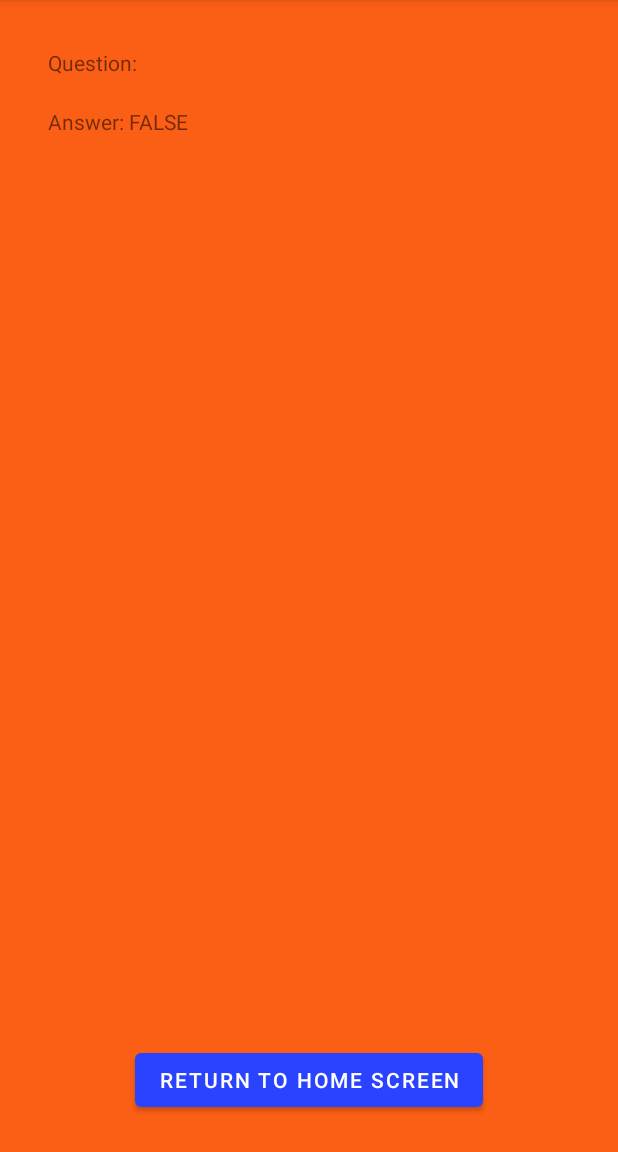
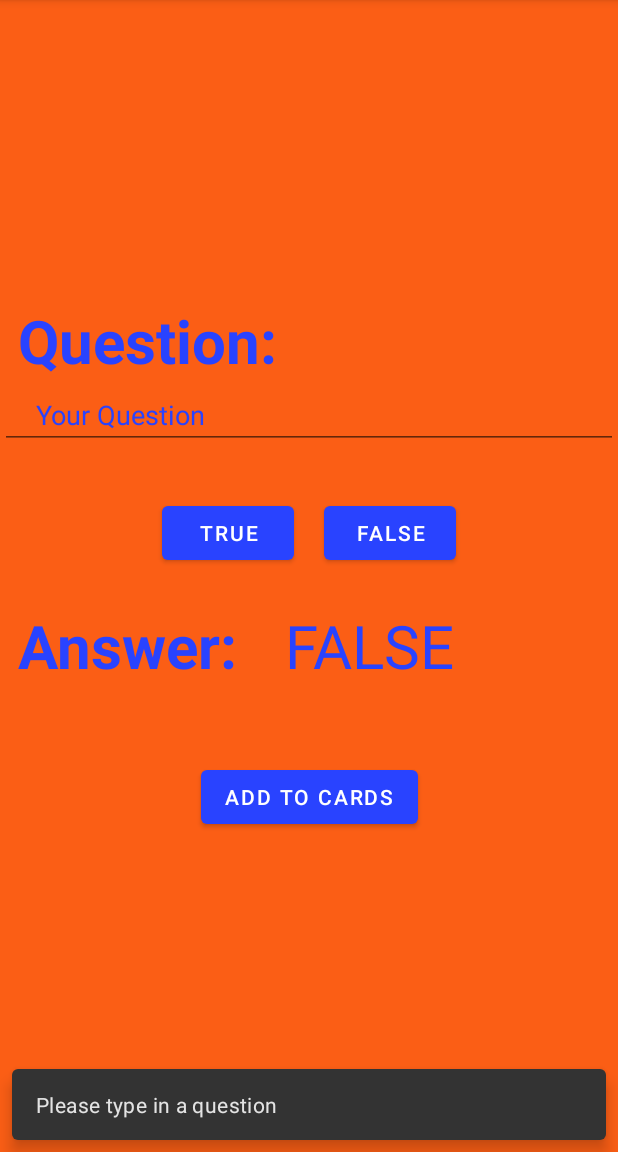
Before and after one commit to LordTepig/FlashCardApp, an Android app: the CreateTrueFalseFragment screen opened through its navigation route, after a tap on "ADD TO CARDS", on a phone screen of 412 x 824 dp, the part 84-1236 px from its top. Run offline under Robolectric (Android 15) with nearby library versions, the phone set to English and light mode, and no system bars; 2 other taps on this screen came first.

Commit message:
up to date progess 5/24/22

```diff
--- a/app/build.gradle
+++ b/app/build.gradle
@@ -37,6 +37,7 @@ android {
 }
 
 dependencies {
+    implementation 'androidx.lifecycle:lifecycle-livedata-ktx:2.3.0'
     implementation "androidx.recyclerview:recyclerview:1.2.1"
     implementation 'androidx.lifecycle:lifecycle-viewmodel-ktx:2.4.1'
     implementation 'androidx.fragment:fragment-ktx:1.4.1'
--- a/app/src/main/java/com/example/flashcardapp/CreateTrueFalseFragment.kt
+++ b/app/src/main/java/com/example/flashcardapp/CreateTrueFalseFragment.kt
@@ -5,15 +5,19 @@ import androidx.fragment.app.Fragment
 import android.view.LayoutInflater
 import android.view.View
 import android.view.ViewGroup
+import androidx.fragment.app.activityViewModels
+import androidx.lifecycle.Observer
 import androidx.navigation.findNavController
 import com.example.flashcardapp.databinding.FragmentCreateFlashCardBinding
 import com.example.flashcardapp.databinding.FragmentCreateMultipleChoiceBinding
 import com.example.flashcardapp.databinding.FragmentCreateTrueFalseBinding
+import com.google.android.material.snackbar.Snackbar
 
 
 class CreateTrueFalseFragment : Fragment() {
     private var _binding: FragmentCreateTrueFalseBinding? = null
     private val binding get() = _binding!!
+    private val viewModel: QuestionViewModel by activityViewModels()
 
 
     override fun onCreateView(
@@ -22,20 +26,30 @@ class CreateTrueFalseFragment : Fragment() {
     ): View? {
         _binding = FragmentCreateTrueFalseBinding.inflate(inflater, container, false)
         val rootView = binding.root
+        binding.currentTrueFalseAnswerTextView.text = ""
+        val answerObserver = Observer<String> { newAnswer->
+            binding.currentTrueFalseAnswerTextView.text = newAnswer.toString()
+        }
+        viewModel.answer.observe(viewLifecycleOwner, answerObserver)
 
-        lateinit var answer:String
         binding.trueAnswerButton.setOnClickListener {
-            binding.currentTrueFalseAnswerTextView.text = "true"
-            answer = "TRUE"
+            viewModel.answer.setValue("TRUE")
         }
         binding.falseAnswerButton.setOnClickListener {
-            binding.currentTrueFalseAnswerTextView.text = "false"
-            answer = "FALSE"
+            viewModel.answer.setValue("FALSE")
         }
         binding.addTrueFalseCardButton.setOnClickListener {
-            val question = binding.trueFalseQuestionEditText.text.toString()
-            val action = CreateTrueFalseFragmentDirections.actionCreateTrueFalseFragmentToStudyCardsFragment(question, answer)
-            rootView.findNavController().navigate(action)
+            if(binding.trueFalseQuestionEditText.text.toString() == "") {
+                Snackbar.make(binding.myCoordinatorLayout,R.string.no_question, Snackbar.LENGTH_LONG).show()
+            }
+            else if (binding.currentTrueFalseAnswerTextView.text.toString() == ""){
+                Snackbar.make(binding.myCoordinatorLayout, R.string.no_true_false_answer, Snackbar.LENGTH_LONG).show()
+            }
+            else {
+                val question = binding.trueFalseQuestionEditText.text.toString()
+                val action = CreateTrueFalseFragmentDirections.actionCreateTrueFalseFragmentToStudyCardsFragment(question, viewModel.answer.value.toString())
+                rootView.findNavController().navigate(action)
+            }
         }
         return rootView
     }
--- a/app/src/main/java/com/example/flashcardapp/QuestionViewModel.kt
+++ b/app/src/main/java/com/example/flashcardapp/QuestionViewModel.kt
@@ -1,14 +1,25 @@
 package com.example.flashcardapp
 
+import androidx.lifecycle.LiveData
+import androidx.lifecycle.MutableLiveData
 import androidx.lifecycle.ViewModel
 
 class QuestionViewModel: ViewModel() {
     private var _questions = mutableListOf<Question>()
     val questions: MutableList<Question>
         get() = _questions
+//    private var _answer = MutableLiveData("")
+//    val answer: LiveData<String>
+//        get() = _answer
+    val answer: MutableLiveData<String> by lazy {
+        MutableLiveData<String>()
+}
 
     fun addQuestion(question: Question){
         _questions.add(question)
     }
 
+
+
+
 }
--- a/app/src/main/java/com/example/flashcardapp/StudyCardsFragment.kt
+++ b/app/src/main/java/com/example/flashcardapp/StudyCardsFragment.kt
@@ -24,8 +24,10 @@ class StudyCardsFragment : Fragment() {
         val rootView = binding.root
 
         val args = StudyCardsFragmentArgs.fromBundle(requireArguments())
-        val ques = Question(args.questionArg, args.answerArg)
-        viewModel.addQuestion(ques) //adds the question and answer passed through navigation to the mutable list
+        if((args.questionArg != "") && (args.answerArg != "")){ //checks that there is not a blank question or answer
+            val ques = Question(args.questionArg, args.answerArg)
+            viewModel.addQuestion(ques)   //adds the question and answer passed through navigation to the mutable list
+        }
 
         val adapter = QuestionAdapter(viewModel.questions)
         binding.recyclerView.adapter = adapter
--- a/app/src/main/res/layout/fragment_create_true_false.xml
+++ b/app/src/main/res/layout/fragment_create_true_false.xml
@@ -1,5 +1,12 @@
 <?xml version="1.0" encoding="utf-8"?>
-<androidx.constraintlayout.widget.ConstraintLayout xmlns:android="http://schemas.android.com/apk/res/android"
+<androidx.coordinatorlayout.widget.CoordinatorLayout xmlns:tools="http://schemas.android.com/tools"
+    android:id="@+id/myCoordinatorLayout"
+    xmlns:android="http://schemas.android.com/apk/res/android"
+    xmlns:app="http://schemas.android.com/apk/res-auto"
+    android:layout_width="match_parent"
+    android:layout_height="match_parent">
+
+    <androidx.constraintlayout.widget.ConstraintLayout xmlns:android="http://schemas.android.com/apk/res/android"
     xmlns:tools="http://schemas.android.com/tools"
     android:layout_width="match_parent"
     android:layout_height="match_parent"
@@ -96,4 +103,6 @@
         app:layout_constraintTop_toBottomOf="@id/answerTrueFalseTextView"
         />
 
-</androidx.constraintlayout.widget.ConstraintLayout>
+    </androidx.constraintlayout.widget.ConstraintLayout>
+
+</androidx.coordinatorlayout.widget.CoordinatorLayout>
--- a/app/src/main/res/values/strings.xml
+++ b/app/src/main/res/values/strings.xml
@@ -22,6 +22,7 @@
     <string name="answer_c">Answer (C) :</string>
     <string name="no_question">Please type in a question</string>
     <string name="no_answer">Please type in an answer</string>
+    <string name= "no_true_false_answer">Please select an answer</string>
 
     <string-array name="correct_answers_MC_array">
         <item>A</item>
```
Also changed, not shown: app/src/main/java/com/example/flashcardapp/CreateFlashCardFragment.kt (+2 -8 lines), app/src/main/java/com/example/flashcardapp/CreateMultipleChoiceFragment.kt (+23 -9 lines), app/src/main/res/layout/fragment_flash_card.xml (+10 -0 lines).
